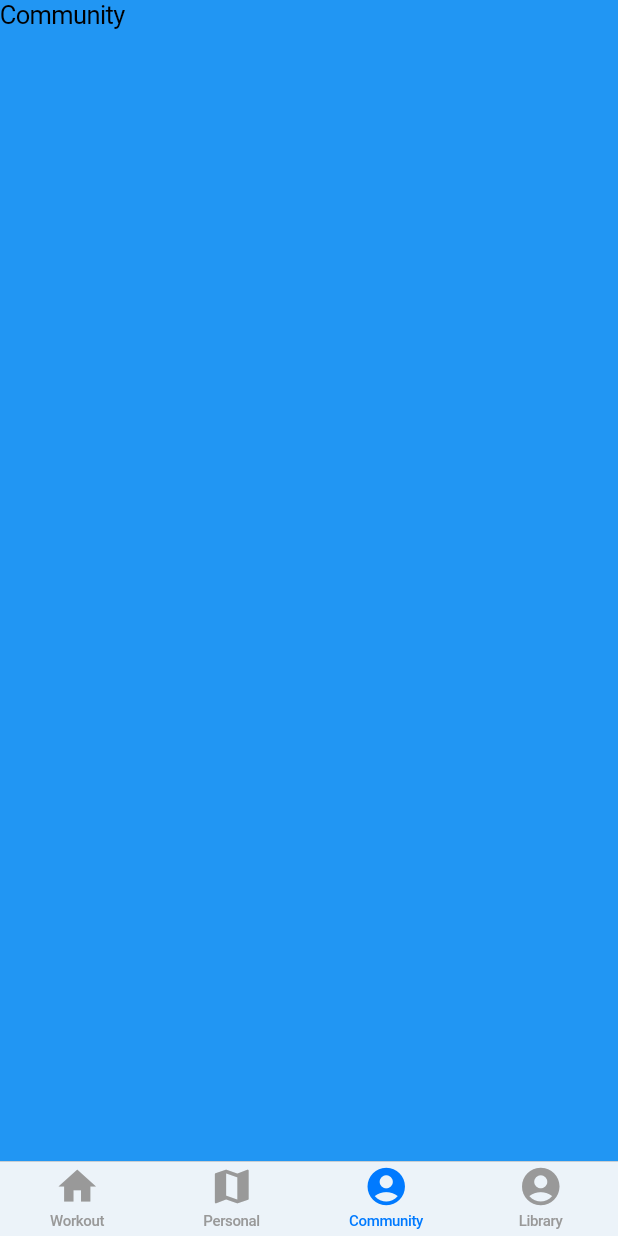
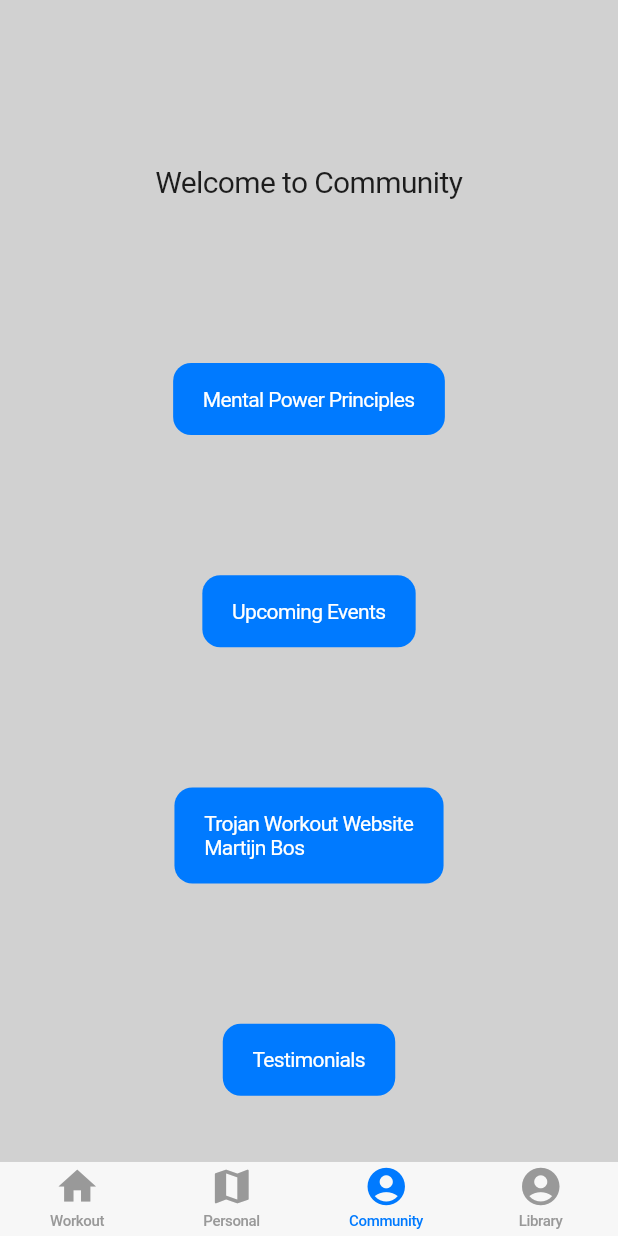
Before and after one commit to Toolenaar/TrojanWorkoutApp, a Flutter app: the HomeScreen screen opened directly, item 3 of the bottom bar chosen, on a phone screen of 412 x 824 dp. Run offline on Flutter 3.47's test engine with Material 2 defaults, Android fonts, the phone set to English and light mode, and no system bars; our stand-ins replace dio, email_validator, firebase_analytics, firebase_auth, firebase_core, toast; accounts and stored records are empty.

Commit message:
Added buttons to Community

```diff
--- a/workoutapp/lib/community.dart
+++ b/workoutapp/lib/community.dart
@@ -4,6 +4,40 @@ import 'package:flutter/material.dart';
 class Community extends StatelessWidget {
   @override
   Widget build(BuildContext context) {
-    return Container(color: Colors.blue, child: Text('Community'));
+    return CupertinoApp(
+      routes: {
+        '/': (_) => CommunityHomePage(),
+        //'principles': (_) => PrinciplesPage(),
+        //'testimonials': (_) => TestimonialsPage()
+      },
+    );
   }
 }
+
+class CommunityHomePage extends StatelessWidget {
+  @override
+  Widget build(BuildContext context) {
+    return Column(mainAxisAlignment: MainAxisAlignment.spaceEvenly, children: [
+      CupertinoButton(
+          child: Text("Welcome to Community",
+              style: TextStyle(fontSize: 20.0, color: Colors.black87)),
+          onPressed: () => {}),
+      CupertinoButton.filled(
+          child: Text("Mental Power Principles",
+              style: TextStyle(fontSize: 14.0, color: CupertinoColors.white)),
+          onPressed: () => {}),
+      CupertinoButton.filled(
+          child: Text("Upcoming Events",
+              style: TextStyle(fontSize: 14.0, color: CupertinoColors.white)),
+          onPressed: () => {}),
+      CupertinoButton.filled(
+          child: Text("Trojan Workout Website\nMartijn Bos",
+              style: TextStyle(fontSize: 14.0, color: CupertinoColors.white)),
+          onPressed: () => {}),
+      CupertinoButton.filled(
+          child: Text("Testimonials",
+              style: TextStyle(fontSize: 14.0, color: CupertinoColors.white)),
+          onPressed: () => {}),
+    ]);
+  }
+}
```
